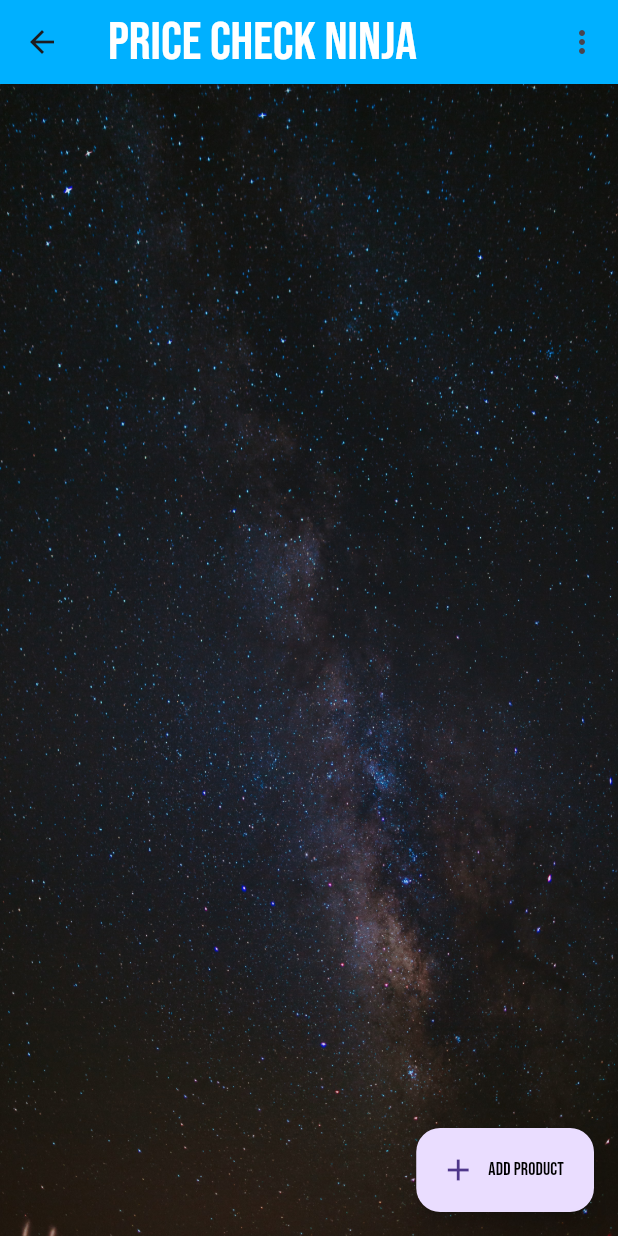
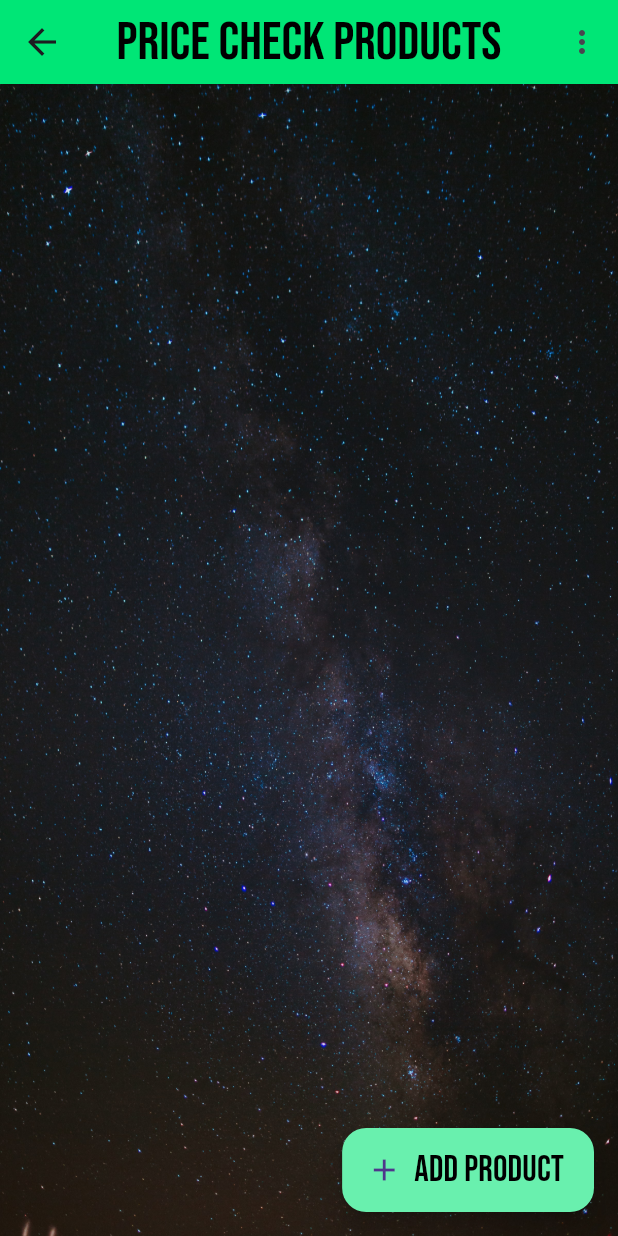
Before and after one commit to DeonVosloo/CheapestItemNinja, a Flutter app: the screen it shows after launch, after a tap on "Check price of products", on a phone screen of 412 x 824 dp. Run offline on Flutter 3.47's test engine with Material 3 defaults, Android fonts, the phone set to English and light mode, and no system bars; our stand-ins replace cloud_firestore, firebase_core, google_fonts; missing offline and left inert: encrypt, mobile_scanner; accounts and stored records are empty.

Commit message:
Appbar improvements. Added functionality for firestore QuerySnapshot stream.

```diff
--- a/lib/classes/DataManager.dart
+++ b/lib/classes/DataManager.dart
@@ -1,4 +1,5 @@
 class DataManager
 {
 
+
 }
--- a/lib/pages/Home.dart
+++ b/lib/pages/Home.dart
@@ -19,10 +19,14 @@ class _HomeScreenState extends State<HomeScreen> {
   @override
   Widget build(BuildContext context) {
     return Scaffold(
-      appBar: AppBar
+        appBar:AppBar
           (
+          centerTitle: true,
           actions: [
-          PopupMenuButton(
+            FittedBox
+              (
+              fit: BoxFit.cover,
+              child: PopupMenuButton(
                 itemBuilder: (context)
                 {
                   return[
@@ -32,7 +36,7 @@ class _HomeScreenState extends State<HomeScreen> {
                         (
                         fit: BoxFit.contain,
                         child: Text(
-                      "Check Product Price",
+                          "Price Check Products",
                           style: GoogleFonts.bebasNeue(
                               fontSize: 32,
                               color: Colors.black),),
@@ -65,14 +69,15 @@ class _HomeScreenState extends State<HomeScreen> {
 
                 },
               ),
+            )
           ],
-        //titleTextStyle: GoogleFonts.bebasNeue(fontSize: 36),
+
           title: FittedBox
             (
             fit: BoxFit.scaleDown,
-          child: Text("Price Check Ninja",style: GoogleFonts.bebasNeue(fontSize: 36, color: Colors.white),),
+            child: Text("Price Check Products",style: GoogleFonts.bebasNeue(fontSize: 36, color: Colors.black),),
           ),
-        backgroundColor: Colors.lightBlueAccent[400],
+          backgroundColor: Colors.greenAccent[400],
         ),
 
       body: Container
--- a/lib/pages/PriceCheckProducts.dart
+++ b/lib/pages/PriceCheckProducts.dart
@@ -1,5 +1,8 @@
+import 'package:cloud_firestore/cloud_firestore.dart';
 import 'package:flutter/material.dart';
 import 'package:google_fonts/google_fonts.dart';
+
+import 'Home.dart';
 
 class PriceCheckProducts extends StatefulWidget {
   const PriceCheckProducts({super.key});
@@ -9,14 +12,24 @@ class PriceCheckProducts extends StatefulWidget {
 }
 
 class _PriceCheckProductsState extends State<PriceCheckProducts> {
+
+  // final Stream<QuerySnapshot> activeProductsStream =
+  // FirebaseFirestore.instance.collection('ActiveProducts').where("isActive",
+  //     isEqualTo: true).where("userID", isEqualTo: "").snapshots();
+
+
   @override
   Widget build(BuildContext context) {
     return Scaffold
       (
       appBar:AppBar
         (
+        centerTitle: true,
         actions: [
-        PopupMenuButton(
+        FittedBox
+          (
+          fit: BoxFit.cover,
+          child: PopupMenuButton(
             itemBuilder: (context)
             {
               return[
@@ -50,7 +63,7 @@ class _PriceCheckProductsState extends State<PriceCheckProducts> {
             {
               if(value == 0)
               {
-
+                Navigator.of(context).push(MaterialPageRoute(builder: (context)=> const HomeScreen()));
               }
               else if(value == 1)
               {
@@ -59,14 +72,24 @@ class _PriceCheckProductsState extends State<PriceCheckProducts> {
 
             },
           ),
+        )
         ],
-        //titleTextStyle: GoogleFonts.bebasNeue(fontSize: 36),
+
+        leading: FittedBox
+          (
+          fit:BoxFit.cover,
+          child: IconButton
+            (
+            onPressed: (){ Navigator.pop(context);},
+            icon: const Icon(Icons.arrow_back),
+          ),
+        ),
         title: FittedBox
         (
         fit: BoxFit.scaleDown,
-        child: Text("Price Check Ninja",style: GoogleFonts.bebasNeue(fontSize: 36, color: Colors.white),),
+        child: Text("Price Check Products",style: GoogleFonts.bebasNeue(fontSize: 36, color: Colors.black),),
         ),
-        backgroundColor: Colors.lightBlueAccent[400],
+        backgroundColor: Colors.greenAccent[400],
         ),
 
       body:  Container
@@ -105,17 +128,19 @@ class _PriceCheckProductsState extends State<PriceCheckProducts> {
       ),
       floatingActionButton: FloatingActionButton.extended(
         onPressed: (){},
-        tooltip: 'Increment',
-        icon: const Icon(Icons.add),
+        tooltip: 'add product',
         label: FittedBox
           (
           fit: BoxFit.scaleDown,
           child: Text(
             "Add Product",
             style: GoogleFonts.bebasNeue(
-                fontSize: 12,
+                fontSize: 24,
                 color: Colors.black),),
         ),
+        icon: const Icon(Icons.add),
+        backgroundColor: Colors.greenAccent,
+
       ),
     );
   }
```
Lines whose indentation alone changed are shown as unchanged.
